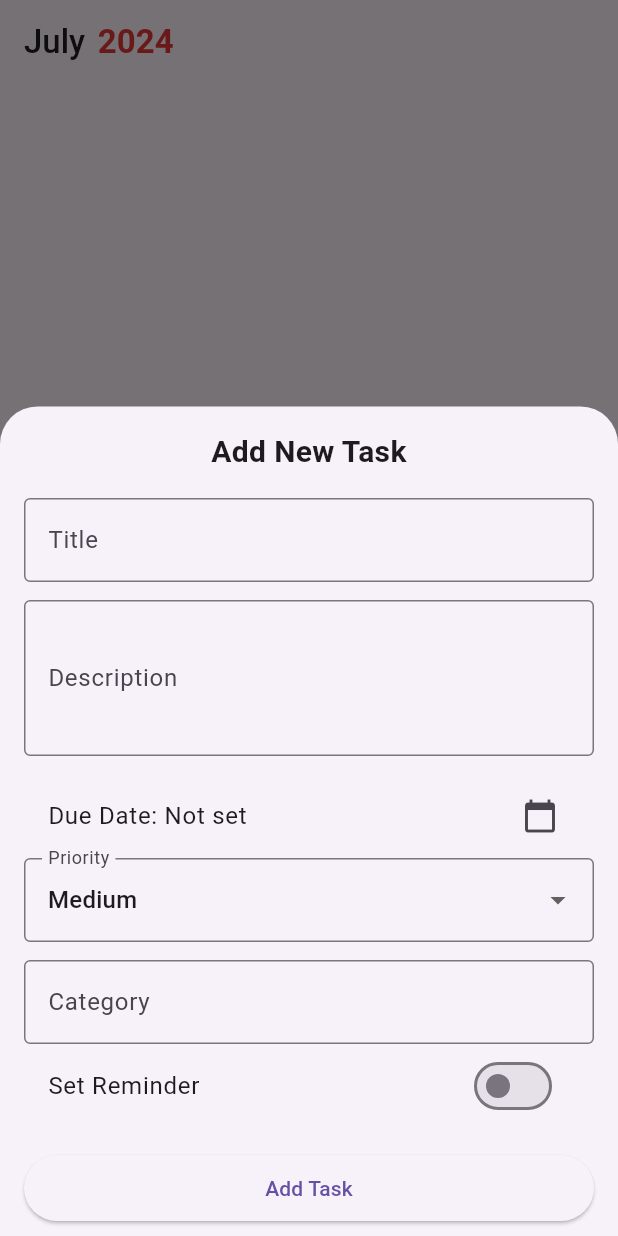
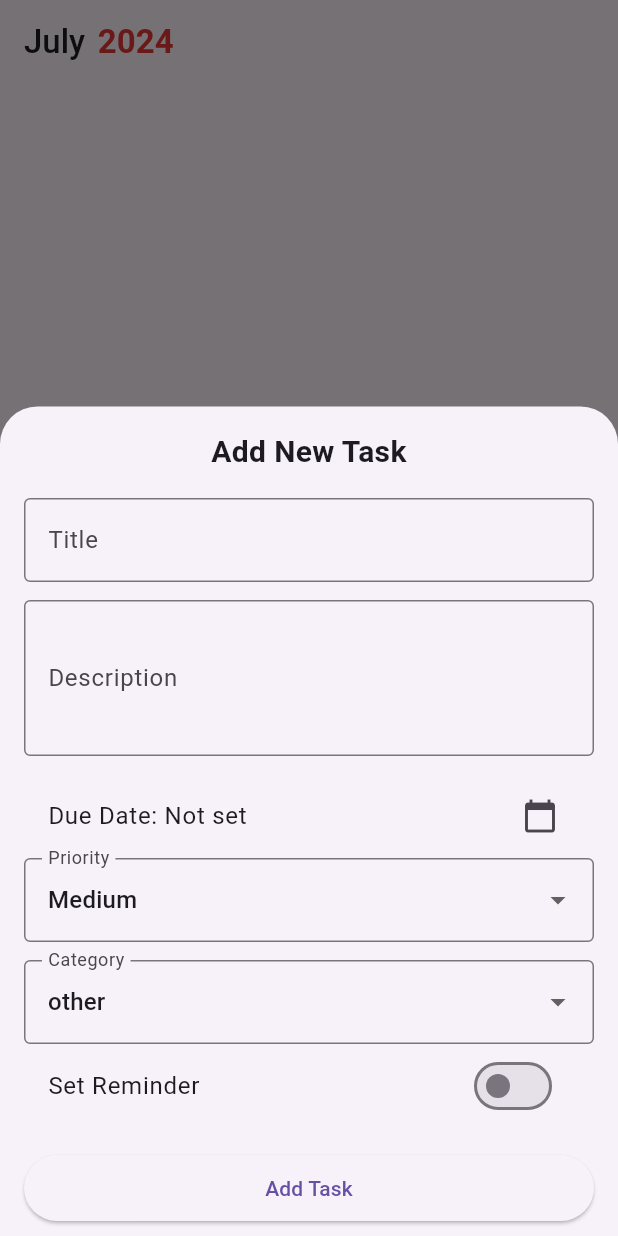
Before and after one commit to appdev-zain/Flutter_apps, a Flutter app: the HomeScreen screen opened directly, after a tap on the "add" icon, on a phone screen of 412 x 824 dp. Run offline on Flutter 3.47's test engine with Material 3 defaults, Android fonts, the phone set to English and light mode, and no system bars; our stand-ins replace sqflite; accounts and stored records are empty.

Commit message:
progress-09-07 sqflite-integ

```diff
--- a/todo_app_sqflite/lib/db_helper.dart
+++ b/todo_app_sqflite/lib/db_helper.dart
@@ -1,10 +1,9 @@
 import 'dart:async';
-
 import 'package:sqflite/sqflite.dart';
 import 'package:path_provider/path_provider.dart';
 import 'dart:io' as io;
 
-import 'package:todo_app_sqflite/notes.dart';
+import 'notes.dart';
 
 class DbHelper {
   static Database? _db;
@@ -17,18 +16,18 @@ class DbHelper {
 
   initDatabase() async {
     io.Directory documentsDirectory = await getApplicationDocumentsDirectory();
+    String path = '${documentsDirectory.path}/app_todoList.db';
 
-    String path = '${documentsDirectory.path}notes.db';
     var db = await openDatabase(path, version: 1, onCreate: _onCreate);
     return db;
   }
 
-  _onCreate(Database db, int version) {
-    db.execute('''CREATE TABLE todo
+  _onCreate(Database db, int version) async {
+    await db.execute('''CREATE TABLE TODOLISTS
         (id INTEGER PRIMARY KEY AUTOINCREMENT,
         title TEXT NOT NULL,
         description TEXT NOT NULL,
-        dueDate TEXT NOT NULL,
+        dueDate INTEGER NOT NULL,
         category TEXT NOT NULL,
         priority TEXT NOT NULL,
         reminder INTEGER NOT NULL
@@ -37,28 +36,26 @@ class DbHelper {
 
   Future<NotesModel> insert(NotesModel notesModel) async {
     var dbClient = await db;
-    print('notesModel $notesModel');
-    await dbClient!.insert('todo', notesModel.toMap());
+    await dbClient!.insert('TODOLISTS', notesModel.toMap());
     return notesModel;
   }
 
   Future<List<NotesModel>> getNotesList() async {
     var dbClient = await db;
     final List<Map<String, dynamic>> queryResult =
-        await dbClient!.query('todo');
-    print('get result $queryResult');
-
+        await dbClient!.query('TODOLISTS');
     return queryResult.map((e) => NotesModel.fromMap(e)).toList();
   }
 
   Future<int> delete(int id) async {
     var dbClient = await db;
-    return await dbClient!.delete('todo', where: 'id = ?', whereArgs: [id]);
+    return await dbClient!
+        .delete('TODOLISTS', where: 'id = ?', whereArgs: [id]);
   }
 
   Future<int> update(NotesModel notesModel) async {
     var dbClient = await db;
-    return await dbClient!.update('todo', notesModel.toMap(),
+    return await dbClient!.update('TODOLISTS', notesModel.toMap(),
         where: 'id = ?', whereArgs: [notesModel.id]);
   }
 }
--- a/todo_app_sqflite/lib/home_screen.dart
+++ b/todo_app_sqflite/lib/home_screen.dart
@@ -60,9 +60,10 @@ class HomeScreen extends StatelessWidget {
                         ),
                         child: Card(
                           child: ListTile(
-                            contentPadding: EdgeInsets.all(0),
+                            contentPadding: const EdgeInsets.all(0),
                             title: Text(note.title),
                             subtitle: Text(note.description),
+                            trailing: Text(note.dueDate.toString()),
                           ),
                         ),
                       ),
@@ -86,14 +87,16 @@ void _showAddTaskBottomSheet(BuildContext context, String operation,
   String title = task?.title ?? '';
   String description = task?.description ?? '';
   DateTime? dueDate = task?.dueDate;
-  String priority = task?.priority ?? 'Medium';
-  String category = task?.category ?? '';
+  Priority priority = task?.priority ?? Priority.Medium;
+  TaskCategory category = task != null
+      ? TaskCategory.values.firstWhere((e) => e.name == task.category)
+      : TaskCategory.other;
   bool reminder = task?.reminder ?? false;
 
   showModalBottomSheet(
     context: context,
     isScrollControlled: true,
-    shape: RoundedRectangleBorder(
+    shape: const RoundedRectangleBorder(
       borderRadius: BorderRadius.vertical(top: Radius.circular(25.0)),
     ),
     builder: (context) {
@@ -110,15 +113,15 @@ void _showAddTaskBottomSheet(BuildContext context, String operation,
           child: ListView(
             shrinkWrap: true,
             children: [
-              Text(
+              const Text(
                 'Add New Task',
                 style: TextStyle(fontSize: 20, fontWeight: FontWeight.bold),
                 textAlign: TextAlign.center,
               ),
-              SizedBox(height: 16),
+              const SizedBox(height: 16),
               TextFormField(
                 initialValue: title,
-                decoration: InputDecoration(
+                decoration: const InputDecoration(
                   labelText: 'Title',
                   border: OutlineInputBorder(),
                 ),
@@ -130,67 +133,80 @@ void _showAddTaskBottomSheet(BuildContext context, String operation,
                 },
                 onSaved: (value) => title = value!,
               ),
-              SizedBox(height: 12),
+              const SizedBox(height: 12),
               TextFormField(
                 initialValue: description,
-                decoration: InputDecoration(
+                decoration: const InputDecoration(
                   labelText: 'Description',
                   border: OutlineInputBorder(),
                 ),
                 maxLines: 3,
                 onSaved: (value) => description = value!,
               ),
-              SizedBox(height: 12),
+              const SizedBox(height: 12),
               ListTile(
                 title: Text(
                     'Due Date: ${dueDate != null ? DateFormat.yMd().format(dueDate!) : 'Not set'}'),
-                trailing: Icon(Icons.calendar_today),
+                trailing: const Icon(Icons.calendar_today),
                 onTap: () async {
                   dueDate = await showDatePicker(
                     context: context,
                     initialDate: dueDate ?? DateTime.now(),
                     firstDate: DateTime.now(),
-                    lastDate: DateTime.now().add(Duration(days: 365)),
+                    lastDate: DateTime.now().add(const Duration(days: 365)),
                   );
                 },
               ),
-              DropdownButtonFormField<String>(
+              DropdownButtonFormField<Priority>(
                 value: priority,
-                decoration: InputDecoration(
+                decoration: const InputDecoration(
                   labelText: 'Priority',
                   border: OutlineInputBorder(),
                 ),
-                items: ['Low', 'Medium', 'High'].map((String value) {
-                  return DropdownMenuItem<String>(
+                items: Priority.values.map((Priority value) {
+                  return DropdownMenuItem<Priority>(
                     value: value,
-                    child: Text(value),
+                    child: Text(value.name),
                   );
                 }).toList(),
-                onChanged: (String? newValue) {
+                onChanged: (Priority? newValue) {
                   priority = newValue!;
                 },
               ),
-              SizedBox(height: 12),
-              TextFormField(
-                initialValue: category,
-                decoration: InputDecoration(
+              const SizedBox(height: 12),
+              DropdownButtonFormField<TaskCategory>(
+                value: category,
+                decoration: const InputDecoration(
                   labelText: 'Category',
                   border: OutlineInputBorder(),
                 ),
-                onSaved: (value) => category = value!,
+                items: TaskCategory.values.map((TaskCategory value) {
+                  return DropdownMenuItem<TaskCategory>(
+                    value: value,
+                    child: Text(value.name),
+                  );
+                }).toList(),
+                onChanged: (TaskCategory? newValue) {
+                  category = newValue!;
+                },
+                validator: (value) {
+                  if (value == null) {
+                    return 'Please select a category';
+                  }
+                  return null;
+                },
               ),
               SwitchListTile(
-                title: Text('Set Reminder'),
+                title: const Text('Set Reminder'),
                 value: reminder,
                 onChanged: (bool value) {
                   reminder = value;
                 },
               ),
-              SizedBox(height: 16),
+              const SizedBox(height: 16),
               ElevatedButton(
-                child: Text(operation == 'insert' ? 'Add Task' : 'Update Task'),
                 style: ElevatedButton.styleFrom(
-                  padding: EdgeInsets.symmetric(vertical: 12),
+                  padding: const EdgeInsets.symmetric(vertical: 12),
                 ),
                 onPressed: () {
                   if (_formKey.currentState!.validate()) {
@@ -217,8 +233,9 @@ void _showAddTaskBottomSheet(BuildContext context, String operation,
                         .addOrUpdateTask(newTask, operation);
                   }
                 },
+                child: Text(operation == 'insert' ? 'Add Task' : 'Update Task'),
               ),
-              SizedBox(height: 8),
+              const SizedBox(height: 8),
             ],
           ),
         ),
--- a/todo_app_sqflite/lib/main.dart
+++ b/todo_app_sqflite/lib/main.dart
@@ -22,7 +22,7 @@ class MyApp extends StatelessWidget {
       theme: ThemeData(
         primarySwatch: Colors.blue,
       ),
-      home: HomeScreen(),
+      home: const HomeScreen(),
     );
   }
 }
--- a/todo_app_sqflite/lib/notes.dart
+++ b/todo_app_sqflite/lib/notes.dart
@@ -1,18 +1,27 @@
+import 'package:flutter/foundation.dart';
+import 'package:flutter/material.dart';
+
+enum Priority { Low, Medium, High }
+
+enum TaskCategory {
+  work,
+  personal,
+  shopping,
+  health,
+  finance,
+  education,
+  home,
+  other
+}
+
 class NotesModel {
   final int? id;
   final String title;
   final String description;
   DateTime? dueDate;
-  String priority = 'Medium';
-  String category = '';
+  final Priority priority;
+  final TaskCategory category;
   bool reminder = false;
-
-/*
-  DateTime? dueDate;
-  String priority = 'Medium';
-  String category = '';
-  bool reminder = false;
-*/
 
   NotesModel({
     this.id,
@@ -28,9 +37,15 @@ class NotesModel {
       : id = map['id'],
         title = map['title'],
         description = map['description'],
-        dueDate = map['dueDate'],
-        category = map['category'],
-        priority = map['priority'],
+        dueDate = map['dueDate'] != null
+            ? DateTime.fromMillisecondsSinceEpoch(map['dueDate'])
+            : null,
+        category = TaskCategory.values.firstWhere(
+            (e) => e.toString() == 'Category.' + map['category'],
+            orElse: () => TaskCategory.other),
+        priority = Priority.values.firstWhere(
+            (e) => e.toString() == 'Priority.' + map['priority'],
+            orElse: () => Priority.Medium),
         reminder = map['reminder'] == 1 ? true : false;
 
   Map<String, Object?> toMap() {
@@ -38,9 +53,9 @@ class NotesModel {
       'id': id,
       'title': title,
       'description': description,
-      'dueDate': dueDate,
-      'category': category,
-      'priority': priority,
+      'dueDate': dueDate?.millisecondsSinceEpoch,
+      'category': category.toString().split('.').last,
+      'priority': priority.toString().split('.').last,
       'reminder': reminder ? 1 : 0,
     };
   }
```
